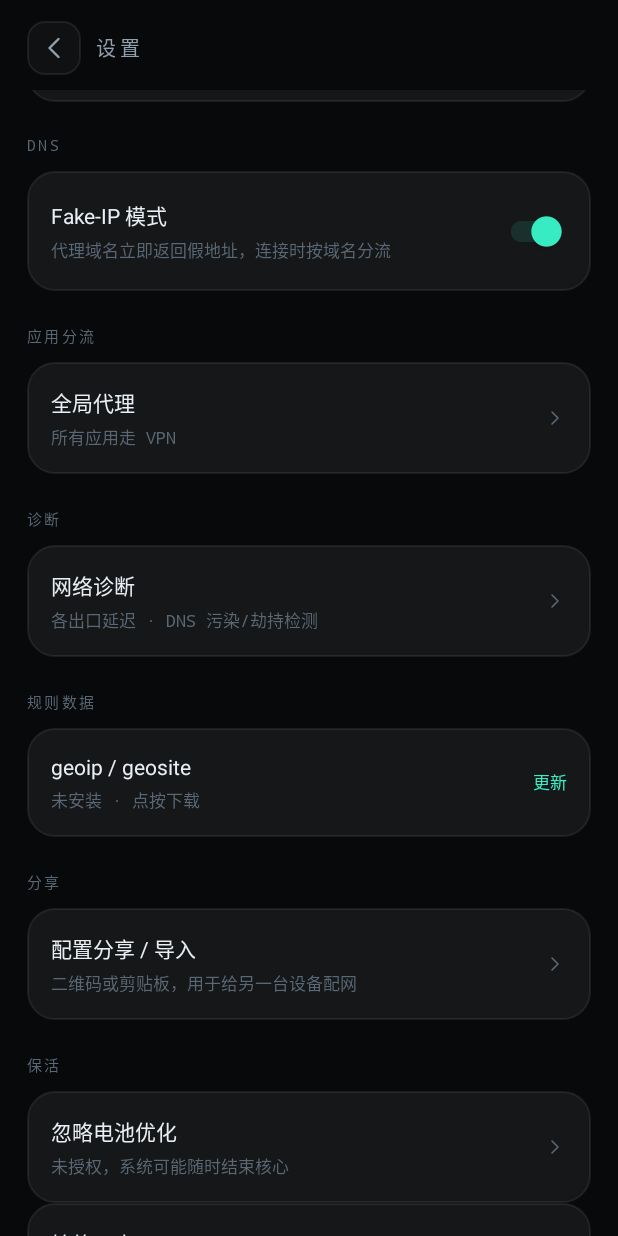
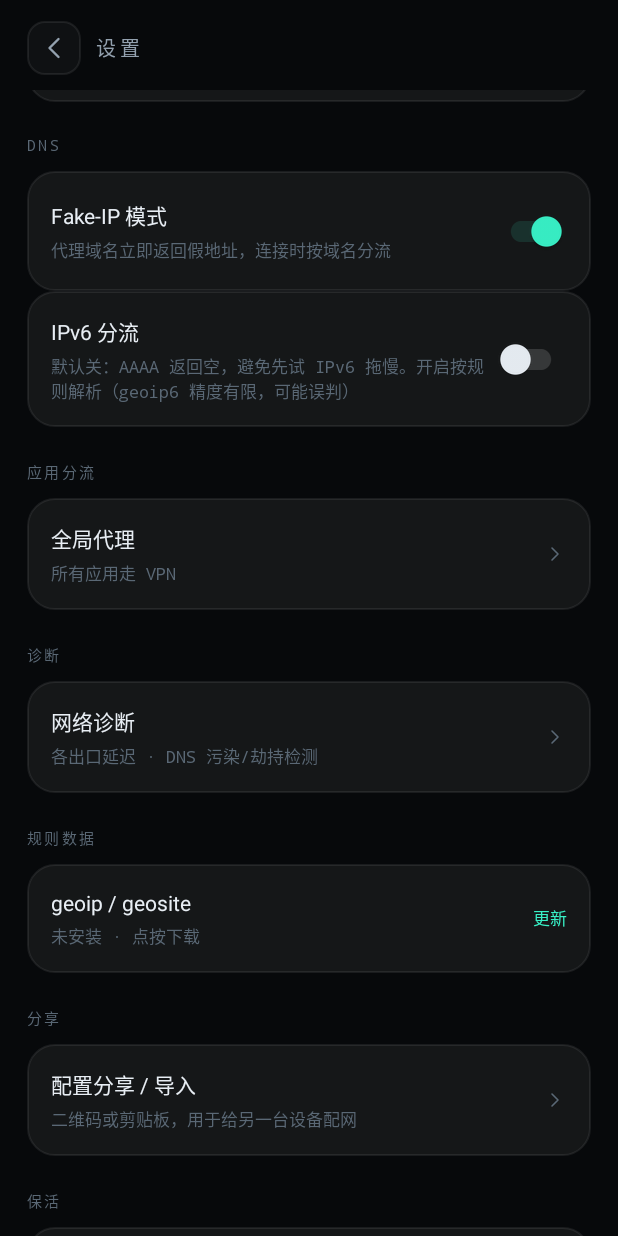
Before and after one commit to pingfury108/yingzi, an Android app: the SettingsActivity screen opened directly, with no data from a screen before it, scrolled down 534 dp, on a phone screen of 412 x 824 dp. Run offline under Robolectric (Android 15) with nearby library versions, the phone set to English and light mode, and no system bars; pictures from the network do not load.

Commit message:
feat: 节点名默认取设备名 + IPv6 分流开关（默认关）
节点名（仅 Android 端）:
- 新增 DeviceName：系统设备名（Settings.Global.DEVICE_NAME）→ 回退机型，
  清洗空格/非法字符，末尾加 2 位 ANDROID_ID 指纹避免同名设备冲突
- 老版本默认名 'android' 自动迁移为设备名（如 MIX-4-da）
- 桌面端命名逻辑未改动

IPv6 分流:
- DnsConfig.ipv6（默认 false）：关 → AAAA/HTTPS(65) 返回空；
  开 → 按规则正常解析（geoip6 精度有限，可能误判）
- 设置页新增「IPv6 分流」开关，切换后重建核心

修复:
- 网络回调注册后的首个 onAvailable 与 VPN 自身网络都会触发重启
  → 启动时多余重建核心（ACCESS_NETWORK_STATE 修好后暴露）
  · 忽略首次回调与 TRANSPORT_VPN 网络，按 Network 实例去重

```diff
--- a/android/app/src/main/java/io/yingzi/app/Config.kt
+++ b/android/app/src/main/java/io/yingzi/app/Config.kt
@@ -15,6 +15,7 @@ data class NodeConfig(
     val remoteDns: String,
     val directDns: String,
     val fakeIp: Boolean,
+    val ipv6: Boolean,
 ) {
     companion object {
         // 与现有 6 节点同一网络（部署时生成）
@@ -23,6 +24,10 @@ data class NodeConfig(
 
         fun load(ctx: Context): NodeConfig {
             val prefs = ctx.getSharedPreferences("yz", Context.MODE_PRIVATE)
+            // 老版本默认名 "android" → 迁移成设备名，避免多台设备重名
+            if (prefs.getString("name", null) == "android") {
+                prefs.edit().putString("name", DeviceName.suggest(ctx)).apply()
+            }
             // NS 优先从 Keystore 加密存储读取
             val secret = prefs.getString("secret_enc", null)
                 ?.let { SecureStore.decrypt(ctx, it) }
@@ -31,11 +36,12 @@ data class NodeConfig(
             return NodeConfig(
                 networkSecret = secret,
                 coordinator = prefs.getString("coordinator", "47.109.61.89:9000")!!,
-                name = prefs.getString("name", "android")!!,
+                name = prefs.getString("name", null) ?: DeviceName.suggest(ctx),
                 defaultExit = prefs.getString("exit", "overseas-hk")!!,
                 remoteDns = prefs.getString("remoteDns", "exit://overseas-hk/1.1.1.1:53")!!,
                 directDns = prefs.getString("directDns", "udp://223.5.5.5")!!,
                 fakeIp = prefs.getBoolean("fakeIp", true),
+                ipv6 = prefs.getBoolean("ipv6", false),
             )
         }
 
@@ -49,6 +55,7 @@ data class NodeConfig(
             remoteDns: String,
             directDns: String,
             fakeIp: Boolean = true,
+            ipv6: Boolean = false,
         ) {
             ctx.getSharedPreferences("yz", Context.MODE_PRIVATE).edit().apply {
                 putString("secret_enc", SecureStore.encrypt(ctx, secret))
@@ -59,6 +66,7 @@ data class NodeConfig(
                 putString("remoteDns", remoteDns)
                 putString("directDns", directDns)
                 putBoolean("fakeIp", fakeIp)
+                putBoolean("ipv6", ipv6)
                 apply()
             }
         }
--- /dev/null
+++ b/android/app/src/main/java/io/yingzi/app/DeviceName.kt
@@ -0,0 +1,36 @@
+package io.yingzi.app
+
+import android.content.Context
+import android.os.Build
+import android.provider.Settings
+
+/**
+ * 默认节点名：取系统设备名（用户可改），回退到机型；
+ * 末尾带 2 位设备指纹，避免两台同名手机在节点列表里混在一起。
+ */
+object DeviceName {
+
+    fun suggest(ctx: Context): String {
+        val raw = systemName(ctx) ?: Build.MODEL ?: "android"
+        val clean = raw.trim()
+            .replace(Regex("\\s+"), "-")
+            .replace(Regex("[^\\p{L}\\p{N}._-]"), "")
+            .take(20)
+            .trim('-', '.', '_')
+        val base = if (clean.isEmpty()) "android" else clean
+        val id = try {
+            Settings.Secure.getString(ctx.contentResolver, Settings.Secure.ANDROID_ID)
+        } catch (e: Exception) {
+            null
+        }
+        val suffix = if (!id.isNullOrEmpty() && id.length >= 4) id.takeLast(2).lowercase() else ""
+        return if (suffix.isEmpty()) base else "$base-$suffix"
+    }
+
+    private fun systemName(ctx: Context): String? = try {
+        Settings.Global.getString(ctx.contentResolver, Settings.Global.DEVICE_NAME)
+            ?.takeIf { it.isNotBlank() }
+    } catch (e: Exception) {
+        null
+    }
+}
--- a/android/app/src/main/java/io/yingzi/app/SettingsActivity.kt
+++ b/android/app/src/main/java/io/yingzi/app/SettingsActivity.kt
@@ -21,6 +21,21 @@ class SettingsActivity : AppCompatActivity() {
         findViewById<EditText>(R.id.directDns).setText(cfg.directDns)
 
         findViewById<ImageButton>(R.id.back).setOnClickListener { finish() }
+        findViewById<androidx.appcompat.widget.SwitchCompat>(R.id.ipv6Switch).apply {
+            isChecked = cfg.ipv6
+            setOnCheckedChangeListener { _, v ->
+                NodeConfig.save(
+                    this@SettingsActivity, cfg.networkSecret, cfg.coordinator, cfg.name,
+                    cfg.defaultExit, cfg.remoteDns, cfg.directDns, cfg.fakeIp, v,
+                )
+                if (YzCore.nativeIsRunning()) {
+                    startService(
+                        Intent(this@SettingsActivity, YzVpnService::class.java)
+                            .setAction(YzVpnService.ACTION_REBUILD)
+                    )
+                }
+            }
+        }
         findViewById<androidx.appcompat.widget.SwitchCompat>(R.id.fakeIpSwitch).apply {
             isChecked = cfg.fakeIp
             setOnCheckedChangeListener { _, v ->
--- a/android/app/src/main/res/layout/activity_settings.xml
+++ b/android/app/src/main/res/layout/activity_settings.xml
@@ -133,6 +133,25 @@
 
                 <androidx.appcompat.widget.SwitchCompat
                     android:id="@+id/fakeIpSwitch" android:layout_width="wrap_content"
+                    android:layout_height="wrap_content" />
+            </LinearLayout>
+
+            <LinearLayout android:layout_width="match_parent" android:layout_height="wrap_content"
+                android:orientation="horizontal" android:gravity="center_vertical"
+                android:background="@drawable/bg_card" android:padding="16dp">
+
+                <LinearLayout android:layout_width="0dp" android:layout_height="wrap_content"
+                    android:layout_weight="1" android:orientation="vertical">
+                    <TextView android:layout_width="wrap_content" android:layout_height="wrap_content"
+                        android:text="IPv6 分流" android:textSize="14sp" android:textColor="@color/text" />
+                    <TextView android:layout_width="wrap_content" android:layout_height="wrap_content"
+                        android:layout_marginTop="4dp"
+                        android:text="默认关：AAAA 返回空，避免先试 IPv6 拖慢。开启按规则解析（geoip6 精度有限，可能误判）"
+                        android:textSize="11sp" android:fontFamily="monospace" android:textColor="@color/text_3" />
+                </LinearLayout>
+
+                <androidx.appcompat.widget.SwitchCompat
+                    android:id="@+id/ipv6Switch" android:layout_width="wrap_content"
                     android:layout_height="wrap_content" />
             </LinearLayout>
 
```
Also changed, not shown: android/app/src/main/java/io/yingzi/app/YzVpnService.kt (+23 -0 lines), 2 other files.
